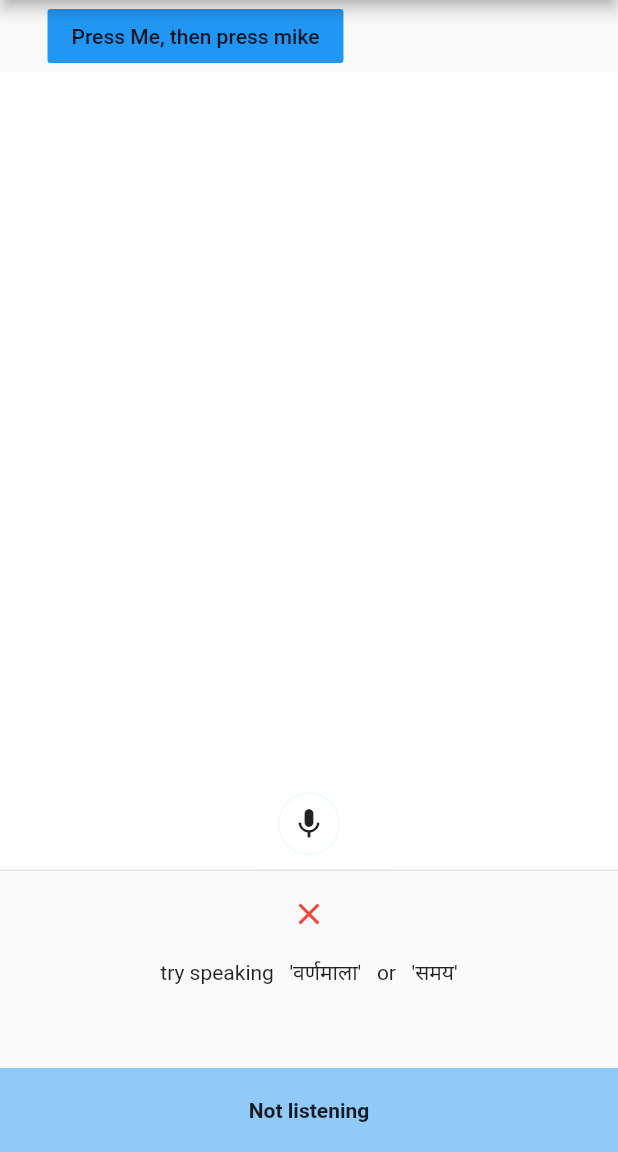
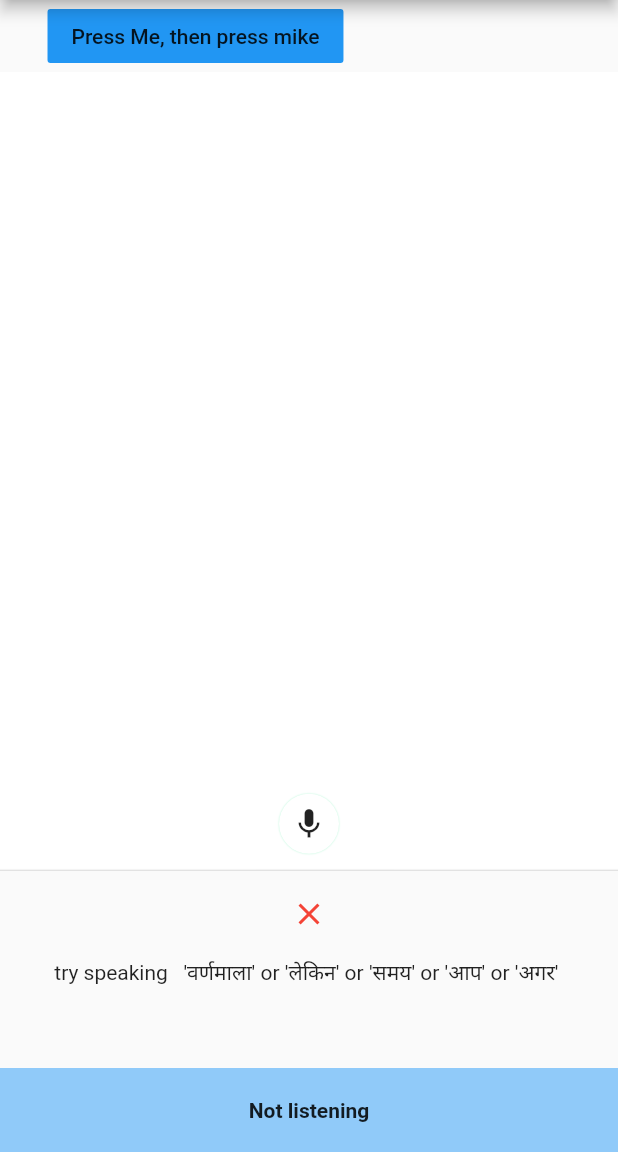
Before and after one commit to saurabhgrewal718/Hindi-speech-recognation, a Flutter app: the screen it shows after launch, on a phone screen of 412 x 824 dp, the part 84-1236 px from its top. Run offline on Flutter 3.47's test engine with Material 2 defaults, Android fonts, the phone set to English and light mode, and no system bars; our stand-ins replace speech_to_text.

Commit message:
added words more you can add as many words you want...or you can directly map any word with any other action

```diff
--- a/lib/main.dart
+++ b/lib/main.dart
@@ -219,7 +219,7 @@ class _MyAppState extends State<MyApp> {
                   padding: const EdgeInsets.all(16.0),
                   child: Center(
                     //this checks weather the word we have spoken matches with these two words or not...if matches it shows a tick icon or else a wrong icon
-                    child: lastWords=='वर्णमाला '||lastWords=='समय '? Icon(
+                    child: lastWords=='वर्णमाला '||lastWords=='समय '||lastWords=='लेकिन '||lastWords=='अगर '||lastWords=='आप '? Icon(
                       Icons.check,
                       color: Colors.green,
                       size: 24.0,
@@ -235,7 +235,7 @@ class _MyAppState extends State<MyApp> {
                   child: Center(
                     //this checks weather the word we have spoken matches with these two words or not...if matches it shows a tick icon or else a wrong icon
                     child: Text(
-                      "try speaking   'वर्णमाला'   or   'समय'"
+                      "try speaking   'वर्णमाला' or 'लेकिन' or 'समय' or 'आप' or 'अगर' "
                     ),
                   ),
                 ),
```
